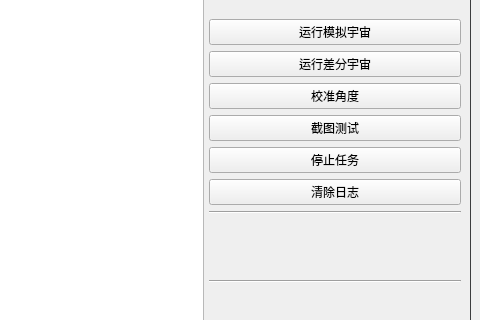
Qt form ui/ADA.ui (Illusory-moon/Simulated_Scepter) before a commit; both pictures show x 450 to 930 and y 358 to 678 of the 930 by 760 pixel window.
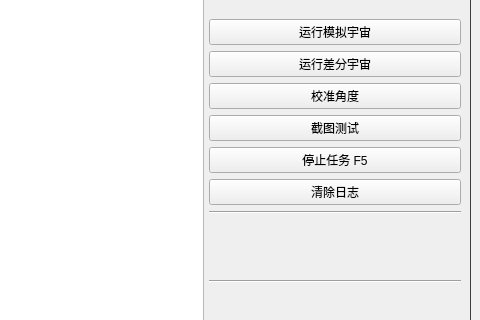
The same form after that commit. Icons and pictures are not drawn.

Commit message: feat: fast stop task

```diff
--- a/ui/ADA.ui
+++ b/ui/ADA.ui
@@ -883,7 +883,7 @@
                <item>
                 <widget class="QPushButton" name="stop_btn">
                  <property name="text">
-                  <string>停止任务</string>
+                  <string>停止任务 F5</string>
                  </property>
                 </widget>
                </item>
```
The commit also changes 1 other file.
